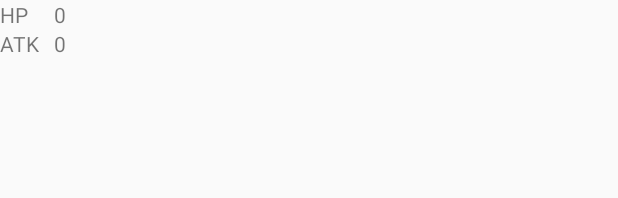
After one commit to napewnoniematson/pokedex, an Android app: the layout pokemon_stats.xml on its own in the app's theme, with its tools: preview values and no code run, on a phone screen of 412 x 824 dp. The commit adds this screen. Shown: the top 198 px of the screen. Run offline under Robolectric (Android 15) with nearby library versions, the phone set to English and light mode, and no system bars.

Commit message:
First version of pokemon details layout

```diff
--- /dev/null
+++ b/app/src/main/res/layout/pokemon_stats.xml
@@ -0,0 +1,46 @@
+<?xml version="1.0" encoding="utf-8"?>
+<TableLayout
+    xmlns:android="http://schemas.android.com/apk/res/android"
+    xmlns:tools="http://schemas.android.com/tools"
+    android:layout_width="wrap_content"
+    android:layout_height="wrap_content">
+
+    <TableRow
+        android:layout_width="wrap_content"
+        android:layout_height="wrap_content">
+
+        <TextView
+            android:id="@+id/hp_text_view"
+            android:layout_width="wrap_content"
+            android:layout_height="wrap_content"
+            android:text="@string/pokemon_stats_health_points"
+            android:layout_column="1"/>
+
+        <TextView
+            android:id="@+id/hp_val_text_view"
+            android:layout_width="wrap_content"
+            android:layout_height="wrap_content"
+            android:text="@string/pokemon_stats_default_value"
+            android:paddingStart="10dp"
+            android:paddingEnd="0dp"
+            android:layout_column="2" />
+    </TableRow>
+    <TableRow
+        android:layout_width="wrap_content"
+        android:layout_height="wrap_content">
+        <TextView
+            android:id="@+id/atk_text_view"
+            android:layout_width="wrap_content"
+            android:layout_height="wrap_content"
+            android:text="@string/pokemon_stats_attack_points"
+            android:layout_column="1"/>
+        <TextView
+            android:id="@+id/atk_val_text_view"
+            android:layout_width="wrap_content"
+            android:layout_height="wrap_content"
+            android:text="@string/pokemon_stats_default_value"
+            android:paddingStart="10dp"
+            android:paddingEnd="0dp"
+            android:layout_column="2"/>
+    </TableRow>
+</TableLayout>
--- a/app/src/main/res/values/strings.xml
+++ b/app/src/main/res/values/strings.xml
@@ -11,5 +11,10 @@
     <string name="pokemon_item_text_view_text">#%1$d %2$s</string>
     <string name="pokemon_item_image_view_desc">Pokemon photo</string>
 
+    <string name="pokemon_details_image_view_desc">Pokemon photo</string>
+    <string name="pokemon_stats_health_points">HP</string>
+    <string name="pokemon_stats_attack_points">ATK</string>
+    <string name="pokemon_stats_default_value">0</string>
+
 
 </resources>
```
Also changed, not shown: app/src/main/AndroidManifest.xml (+7 -4 lines), app/src/main/java/com/example/pokedex/view/PokemonDetailsActivity.kt (added, +12 -0 lines), app/src/main/res/layout/activity_pokemon_details.xml (added, +41 -0 lines).
